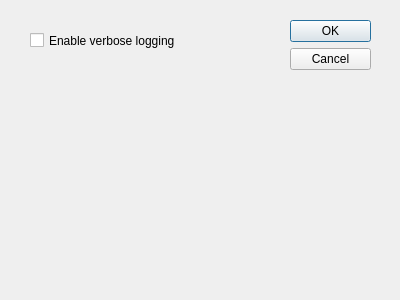
Above: gui/src/main/resources/preferences_dialog.ui from apastel/ytmusic-deleter before the change. Below: the same form after it.
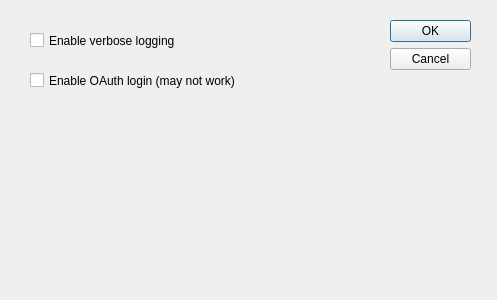
That is the form after the change.

Diff of the .ui file:
```diff
--- a/gui/src/main/resources/preferences_dialog.ui
+++ b/gui/src/main/resources/preferences_dialog.ui
@@ -9,7 +9,7 @@
    <rect>
     <x>0</x>
     <y>0</y>
-    <width>400</width>
+    <width>497</width>
     <height>300</height>
    </rect>
   </property>
@@ -22,7 +22,7 @@
   <widget class="QDialogButtonBox" name="buttonBox">
    <property name="geometry">
     <rect>
-     <x>290</x>
+     <x>390</x>
      <y>20</y>
      <width>81</width>
      <height>241</height>
@@ -57,6 +57,28 @@
     <string>Enable verbose logging</string>
    </property>
   </widget>
+  <widget class="QCheckBox" name="oauthCheckbox">
+   <property name="geometry">
+    <rect>
+     <x>30</x>
+     <y>60</y>
+     <width>351</width>
+     <height>41</height>
+    </rect>
+   </property>
+   <property name="toolTip">
+    <string>Enables user-friendly authentication using OAuth (may not work)</string>
+   </property>
+   <property name="statusTip">
+    <string>Enables user-friendly authentication using OAuth (may not work)</string>
+   </property>
+   <property name="whatsThis">
+    <string>Enables user-friendly authentication using OAuth (may not work)</string>
+   </property>
+   <property name="text">
+    <string>Enable OAuth login (may not work)</string>
+   </property>
+  </widget>
  </widget>
  <resources/>
  <connections>
```
